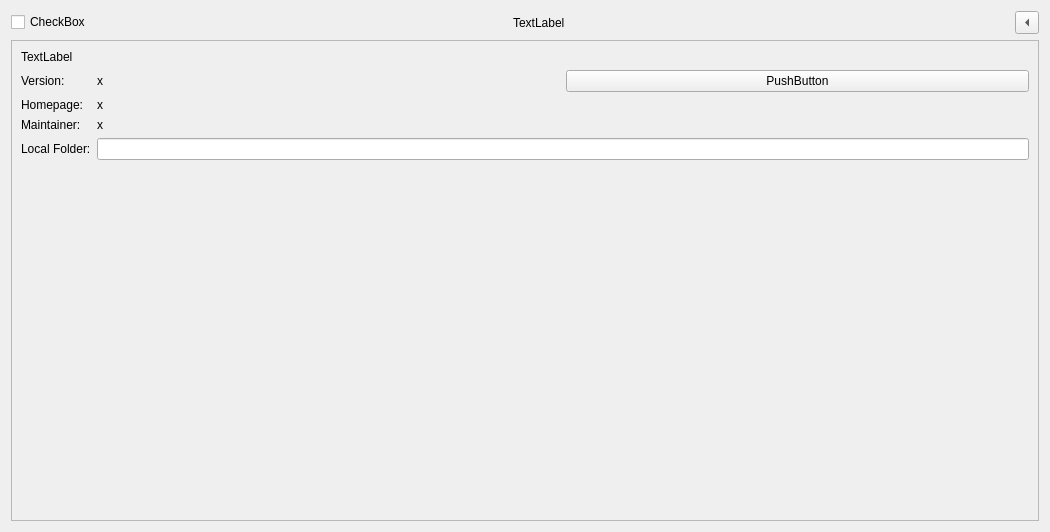
Before: the Qt Designer form ui/a2widget/a2module_source.ui in ewerybody/a2, drawn with Qt 5.
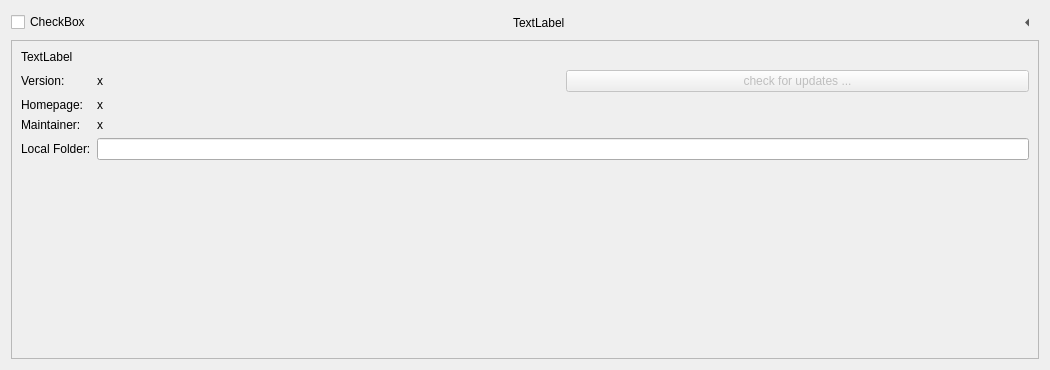
After: the same form once the commit is applied. Custom widgets are drawn as their Qt base class.

Commit message: added nicely clickable links

Diff of the .ui file:
```diff
--- a/ui/a2widget/a2module_source.ui
+++ b/ui/a2widget/a2module_source.ui
@@ -7,7 +7,7 @@
     <x>0</x>
     <y>0</y>
     <width>1050</width>
-    <height>532</height>
+    <height>370</height>
    </rect>
   </property>
   <property name="windowTitle">
@@ -35,6 +35,9 @@
        <property name="text">
         <string notr="true">...</string>
        </property>
+       <property name="autoRaise">
+        <bool>true</bool>
+       </property>
        <property name="arrowType">
         <enum>Qt::LeftArrow</enum>
        </property>
@@ -48,7 +51,7 @@
       <enum>QFrame::StyledPanel</enum>
      </property>
      <property name="frameShadow">
-      <enum>QFrame::Sunken</enum>
+      <enum>QFrame::Plain</enum>
      </property>
      <layout class="QFormLayout" name="formLayout">
       <property name="fieldGrowthPolicy">
@@ -107,8 +110,11 @@
         </item>
         <item>
          <widget class="QPushButton" name="update_button">
+          <property name="enabled">
+           <bool>false</bool>
+          </property>
           <property name="text">
-           <string>PushButton</string>
+           <string>check for updates ...</string>
           </property>
          </widget>
         </item>
```
Left out of the diff: 3 changed lines with no effect on the pictures. The commit also changes 2 other files.
